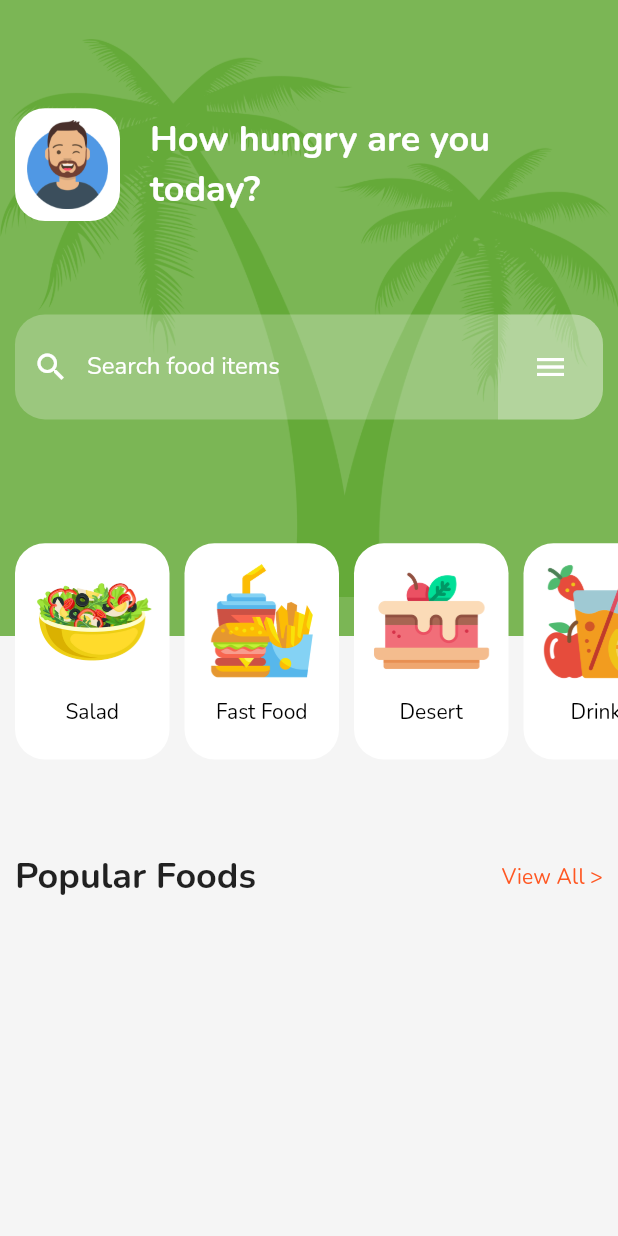
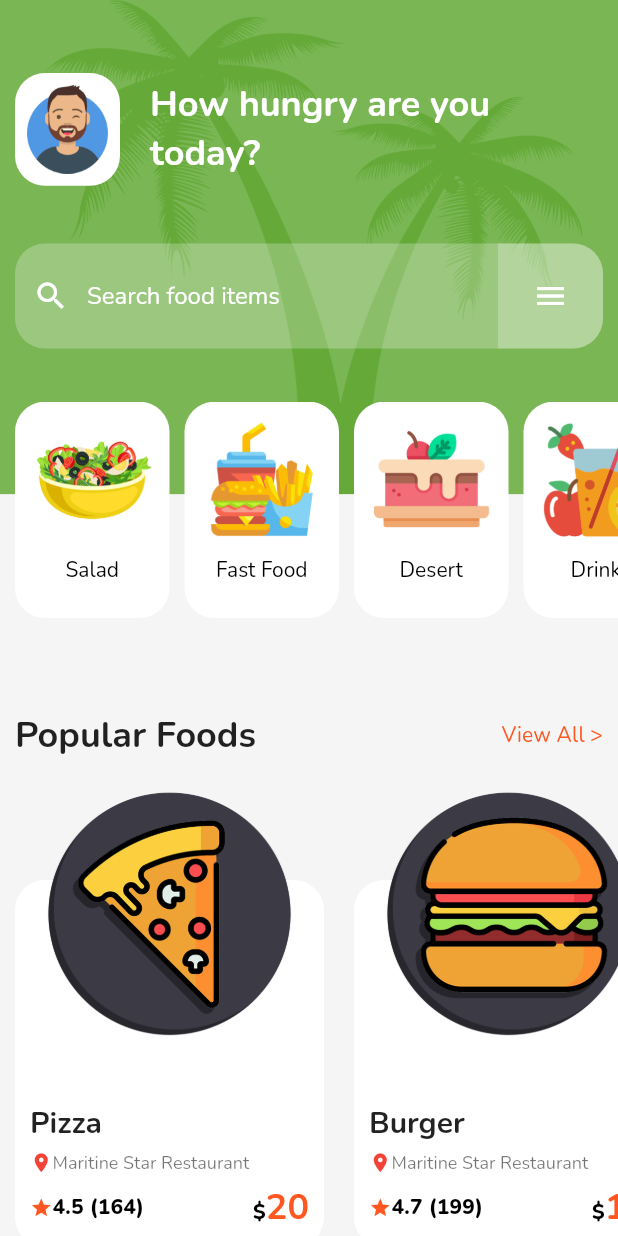
Before and after one commit to 0-BSCode/Flutter-UI-Design-Challenge-2, a Flutter app: the screen it shows after launch, on a phone screen of 412 x 824 dp. Run offline on Flutter 3.47's test engine with Material 2 defaults, Android fonts, the phone set to English and light mode, and no system bars; our stand-ins replace google_fonts.

Commit message:
Finished home page

```diff
--- /dev/null
+++ b/lib/components/foodCategory.dart
@@ -0,0 +1,11 @@
+import 'package:flutter/material.dart';
+
+class FoodCategory extends StatelessWidget {
+  final dynamic itemData;
+  const FoodCategory({Key? key, required this.itemData}) : super(key: key);
+
+  @override
+  Widget build(BuildContext context) {
+    return Container();
+  }
+}
--- /dev/null
+++ b/lib/components/productItem.dart
@@ -0,0 +1,135 @@
+import 'package:flutter/material.dart';
+import 'package:ui_design_2/theme.dart';
+import 'package:ui_design_2/utils/addSpacing.dart';
+
+class ProductItem extends StatelessWidget {
+  final Map<String, dynamic> productData;
+  final double width;
+  const ProductItem({Key? key, required this.productData, required this.width})
+      : super(key: key);
+
+  @override
+  Widget build(BuildContext context) {
+    final TextTheme textTheme = Theme.of(context).textTheme;
+    final height = width * 4 / 3;
+    return Container(
+      margin: const EdgeInsets.only(
+        right: 20,
+      ),
+      width: width,
+      height: height + 40,
+      child: Stack(
+        children: [
+          Column(
+            children: [
+              Expanded(
+                flex: 2,
+                child: Container(),
+              ),
+              Expanded(
+                flex: 7,
+                child: Container(
+                  decoration: BoxDecoration(
+                    borderRadius: BorderRadius.circular(20),
+                    color: Colors.white,
+                  ),
+                ),
+              )
+            ],
+          ),
+          Padding(
+            padding: const EdgeInsets.all(10),
+            child: Column(
+              mainAxisSize: MainAxisSize.min,
+              crossAxisAlignment: CrossAxisAlignment.start,
+              children: [
+                Center(
+                  child: Image.asset(
+                    "assets/images/${productData['image']}",
+                    width: width * 0.80,
+                  ),
+                ),
+                Expanded(
+                  child: Center(),
+                ),
+                Text(
+                  "${productData['name']}",
+                  style: textTheme.headline6,
+                ),
+                addVerticalSpace(5),
+                RichText(
+                  text: TextSpan(
+                    children: [
+                      WidgetSpan(
+                        child: Icon(
+                          Icons.location_on,
+                          color: Colors.red,
+                          size: 15,
+                        ),
+                      ),
+                      TextSpan(
+                        text: '${productData['rest']}',
+                        style: textTheme.caption,
+                      )
+                    ],
+                  ),
+                ),
+                addVerticalSpace(5),
+                Row(
+                  children: [
+                    Expanded(
+                      flex: 5,
+                      child: RichText(
+                        overflow: TextOverflow.ellipsis,
+                        text: TextSpan(
+                          children: [
+                            WidgetSpan(
+                              child: Icon(
+                                Icons.star,
+                                color: COLOR_ORANGE,
+                                size: 15,
+                              ),
+                            ),
+                            TextSpan(
+                              text: '${productData['rating']}',
+                              style: textTheme.subtitle2!.apply(
+                                fontWeightDelta: 4,
+                              ),
+                            ),
+                          ],
+                        ),
+                      ),
+                    ),
+                    Expanded(
+                      flex: 5,
+                      child: RichText(
+                        textAlign: TextAlign.right,
+                        overflow: TextOverflow.ellipsis,
+                        text: TextSpan(
+                          children: [
+                            TextSpan(
+                              text: '${productData['currency']}',
+                              style: textTheme.subtitle2!.apply(
+                                fontWeightDelta: 4,
+                              ),
+                            ),
+                            TextSpan(
+                              text: '${productData['price']}',
+                              style: textTheme.headline5!.apply(
+                                color: COLOR_ORANGE,
+                              ),
+                            ),
+                          ],
+                        ),
+                      ),
+                    ),
+                  ],
+                )
+              ],
+            ),
+          ),
+        ],
+      ),
+    );
+  }
+}
--- a/lib/screens/homePage.dart
+++ b/lib/screens/homePage.dart
@@ -1,5 +1,7 @@
 import 'package:flutter/material.dart';
 import 'package:ui_design_2/categories.dart';
+import 'package:ui_design_2/components/productItem.dart';
+import 'package:ui_design_2/productData.dart';
 import 'package:ui_design_2/theme.dart';
 import 'package:ui_design_2/utils/addSpacing.dart';
 
@@ -19,10 +21,13 @@ class _HomePageState extends State<HomePage> {
       body: LayoutBuilder(
         builder: (context, constraints) {
           return Container(
+            child: SingleChildScrollView(
+              scrollDirection: Axis.vertical,
+              physics: BouncingScrollPhysics(),
               child: Column(
                 children: [
-                Expanded(
-                  flex: 4,
+                  Container(
+                    height: constraints.maxHeight * 0.40,
                     child: Stack(
                       fit: StackFit.expand,
                       children: [
@@ -107,9 +112,8 @@ class _HomePageState extends State<HomePage> {
                     ),
                   ),
                   Container(
-                  width: constraints.maxHeight,
+                    width: constraints.maxWidth,
                     color: Colors.grey.shade100,
-                  height: 400,
                     child: Padding(
                       padding: const EdgeInsets.only(
                         left: 10,
@@ -138,6 +142,26 @@ class _HomePageState extends State<HomePage> {
                                   addHorizontalSpace(10),
                                 ],
                               ),
+                              addVerticalSpace(10),
+                              SingleChildScrollView(
+                                scrollDirection: Axis.horizontal,
+                                physics: BouncingScrollPhysics(),
+                                child: Row(
+                                  children: PRODUCT_DATA
+                                      .map(
+                                        (product) => InkWell(
+                                          onTap: () {
+                                            // Navigate to product page
+                                          },
+                                          child: ProductItem(
+                                            productData: product,
+                                            width: constraints.maxWidth * 0.50,
+                                          ),
+                                        ),
+                                      )
+                                      .toList(),
+                                ),
+                              ),
                             ],
                           ),
                           Positioned(
@@ -157,7 +181,8 @@ class _HomePageState extends State<HomePage> {
                                         ),
                                         width: constraints.maxWidth * 0.25,
                                         decoration: BoxDecoration(
-                                        borderRadius: BorderRadius.circular(20),
+                                          borderRadius:
+                                              BorderRadius.circular(20),
                                           color: Colors.white,
                                         ),
                                         child: Padding(
@@ -169,7 +194,8 @@ class _HomePageState extends State<HomePage> {
                                               addVerticalSpace(10),
                                               Text(
                                                 '${category['name']}',
-                                              style: textTheme.bodyText2!.apply(
+                                                style:
+                                                    textTheme.bodyText2!.apply(
                                                   color: COLOR_BLACK,
                                                 ),
                                               ),
@@ -188,6 +214,7 @@ class _HomePageState extends State<HomePage> {
                   )
                 ],
               ),
+            ),
           );
         },
       ),
```
Lines whose indentation alone changed are shown as unchanged.
